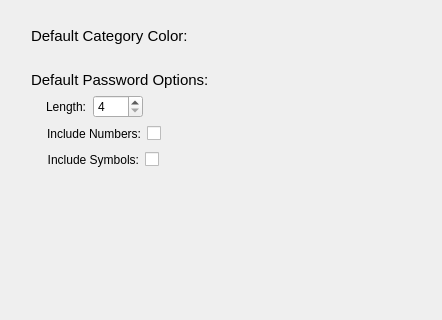
Before: the Qt Designer form MenuBarPackage/ManagePreferences.ui in peterzong0731/Personal-Password-Manager, drawn with Qt 5; both pictures show x 0 to 442 and y 164 to 484 of the 442 by 484 pixel window.
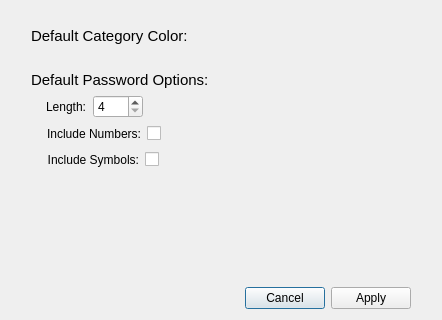
After: the same form once the commit is applied.

Commit message: Preferences are now read from file and applied when saved (not including color prefs)

Diff of the .ui file:
```diff
--- a/MenuBarPackage/ManagePreferences.ui
+++ b/MenuBarPackage/ManagePreferences.ui
@@ -391,6 +391,37 @@
        </property>
       </spacer>
      </item>
+     <item>
+      <layout class="QHBoxLayout" name="horizontalLayout">
+       <item>
+        <spacer name="horizontalSpacer_6">
+         <property name="orientation">
+          <enum>Qt::Horizontal</enum>
+         </property>
+         <property name="sizeHint" stdset="0">
+          <size>
+           <width>40</width>
+           <height>20</height>
+          </size>
+         </property>
+        </spacer>
+       </item>
+       <item>
+        <widget class="QPushButton" name="pushButtonCancel">
+         <property name="text">
+          <string>Cancel</string>
+         </property>
+        </widget>
+       </item>
+       <item>
+        <widget class="QPushButton" name="pushButtonApply">
+         <property name="text">
+          <string>Apply</string>
+         </property>
+        </widget>
+       </item>
+      </layout>
+     </item>
     </layout>
    </item>
   </layout>
```
Left out of the diff: 6 changed lines with no effect on the pictures. The commit also changes 5 other files.
